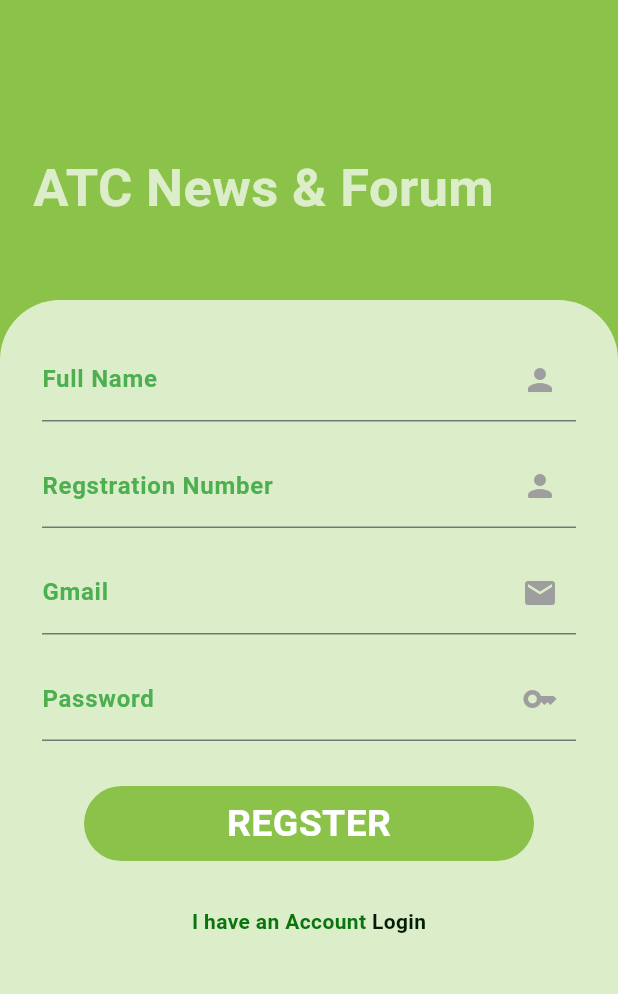
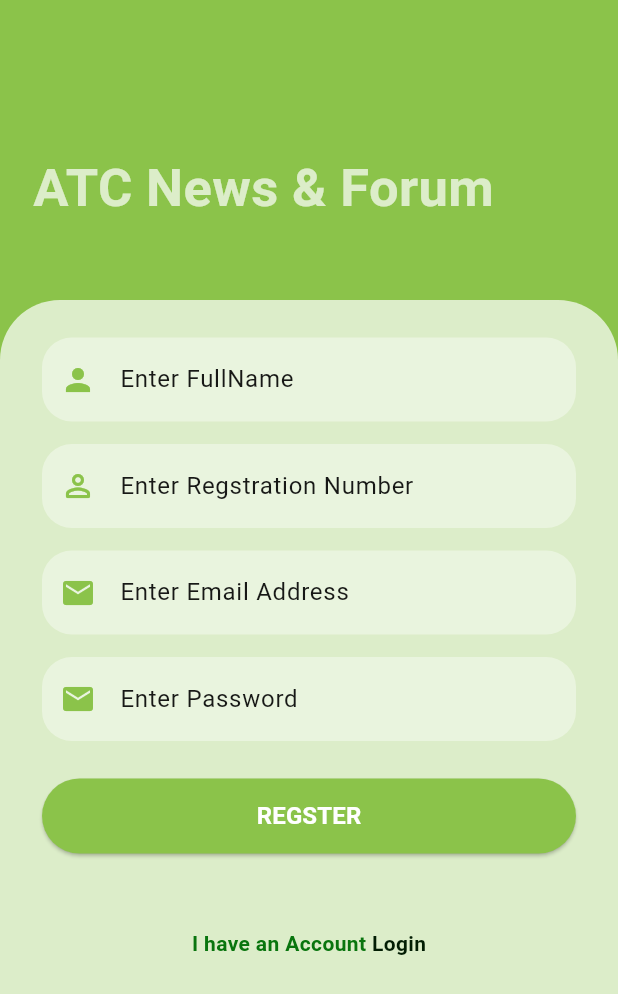
Before and after one commit to roja18/news_forums_app, a Flutter app: the screen it shows after launch, after a tap on "Regster", on a phone screen of 412 x 824 dp. Shown: the top 994 px of the screen. Run offline on Flutter 3.47's test engine with Material 3 defaults, Android fonts, the phone set to English and light mode, and no system bars.

Commit message:
change input

```diff
--- /dev/null
+++ b/lib/screens/component/reusable_widget.dart
@@ -0,0 +1,114 @@
+import 'package:flutter/material.dart';
+
+TextFormField reusableTextFild(String text, IconData icon, bool isPasswordType,
+    TextEditingController controller) {
+  return TextFormField(
+    autovalidateMode: AutovalidateMode.onUserInteraction,
+    validator: isPasswordType
+        ? (value) {
+            if (value == null || value.isEmpty) {
+              return 'Please enter your password';
+            }
+
+            if (value.length < 6) {
+              return 'Password must be at least 6 characters';
+            }
+            return null;
+          }
+        : (value) {
+            // add email validation
+            if (text == 'Enter Email Address') {
+              if (value == null || value.isEmpty) {
+                return 'Please enter your email';
+              }
+
+              bool emailValid = RegExp(
+                      r"^[a-zA-Z0-9.a-zA-Z0-9.!#$%&'*+-/=?^_`{|}~]+@[a-zA-Z0-9]+\.[a-zA-Z]+")
+                  .hasMatch(value);
+              if (!emailValid) {
+                return 'Please enter a valid email';
+              }
+
+              return null;
+            }
+            if (text == 'Enter FullName') {
+              if (value == null || value.isEmpty) {
+                return 'Please enter your full name';
+              }
+
+              if (value.length < 6) {
+                return 'Fullname must be at least 10 characters';
+              }
+              return null;
+            }
+            if (text == 'Enter Regstration Number') {
+              if (value == null || value.isEmpty) {
+                return 'Please enter your regstration number';
+              }
+
+              if (value.length < 6) {
+                return 'Phone number must be at least 10 characters';
+              }
+              return null;
+            }
+
+          },
+    controller: controller,
+    obscureText: isPasswordType,
+    enableSuggestions: !isPasswordType,
+
+    // autovalidateMode: AutovalidateMode.onUserInteraction,
+    autocorrect: !isPasswordType,
+    cursorColor: Colors.black,
+    style: TextStyle(color: Color.fromARGB(255, 4, 56, 145).withOpacity(0.9)),
+    decoration: InputDecoration(
+      prefixIcon: Icon(
+        icon,
+        color: Colors.lightGreen,
+      ),
+
+      labelText: text,
+      // hintText: hint,
+      labelStyle: TextStyle(color: Colors.black.withOpacity(0.9)),
+      filled: true,
+      floatingLabelBehavior: FloatingLabelBehavior.never,
+      fillColor: Colors.white38,
+      border: OutlineInputBorder(
+          borderRadius: BorderRadius.circular(20.0),
+          borderSide: const BorderSide(width: 0, style: BorderStyle.none)),
+    ),
+    keyboardType: isPasswordType
+        ? TextInputType.visiblePassword
+        : TextInputType.emailAddress,
+  );
+}
+
+Container signInSignoutbutton(
+    BuildContext context, bool isLogin, Function onTap) {
+  return Container(
+    width: MediaQuery.of(context).size.width,
+    height: 50,
+    margin: const EdgeInsets.fromLTRB(0, 10, 0, 20),
+    decoration: BoxDecoration(borderRadius: BorderRadius.circular(90)),
+    child: ElevatedButton(
+      onPressed: () {
+        onTap();
+      },
+      child: Text(
+        isLogin ? 'LOGIN' : 'REGSTER',
+        style: const TextStyle(
+            color: Colors.white, fontWeight: FontWeight.bold, fontSize: 16),
+      ),
+      style: ButtonStyle(
+        backgroundColor: MaterialStateProperty.resolveWith((states) {
+          if (states.contains(MaterialState.pressed)) {
+            return Colors.black26;
+          }
+          return Colors.lightGreen;
+        }),
+        shape: MaterialStateProperty.all<RoundedRectangleBorder>(
+            RoundedRectangleBorder(borderRadius: BorderRadius.circular(30))),
+      ),
+    ),
+  );
+}
--- a/lib/screens/login.dart
+++ b/lib/screens/login.dart
@@ -3,6 +3,8 @@ import 'package:flutter/material.dart';
 import 'package:flutter/widgets.dart';
 import 'package:news_and_forums/screens/admin_home.dart';
 import 'package:news_and_forums/screens/regster.dart';
+
+import 'component/reusable_widget.dart';
 
 class LoginPage extends StatefulWidget {
   const LoginPage({super.key});
@@ -12,7 +14,10 @@ class LoginPage extends StatefulWidget {
 }
 
 class _LoginPageState extends State<LoginPage> {
+  TextEditingController _emailController = TextEditingController();
+  TextEditingController _passwordController = TextEditingController();
   @override
+  signIn() {}
   Widget build(BuildContext context) {
     return Scaffold(
         body: Stack(
@@ -50,34 +55,12 @@ class _LoginPageState extends State<LoginPage> {
                 child: Column(
                   mainAxisAlignment: MainAxisAlignment.center,
                   children: [
-                    TextField(
-                      decoration: InputDecoration(
-                          suffixIcon: Icon(
-                            Icons.mail,
-                            color: Colors.grey,
-                          ),
-                          label: Text(
-                            "Gmail",
-                            style: TextStyle(
-                                fontWeight: FontWeight.bold,
-                                color: Colors.green),
-                          )),
-                    ),
-                    SizedBox(height: 15),
-                    TextField(
-                      decoration: InputDecoration(
-                          suffixIcon: Icon(
-                            Icons.key,
-                            color: Colors.grey,
-                          ),
-                          label: Text(
-                            "Password",
-                            style: TextStyle(
-                                fontWeight: FontWeight.bold,
-                                color: Colors.green),
-                          )),
-                    ),
-                    SizedBox(height: 20),
+                    reusableTextFild("Enter Email Address", Icons.mail, false,
+                        _emailController),
+                    const SizedBox(height: 15),
+                    reusableTextFild("Enter Password", Icons.mail, true,
+                        _passwordController),
+                    const SizedBox(height: 15),
                     Align(
                       alignment: Alignment.centerRight,
                       child: Text(
@@ -87,33 +70,41 @@ class _LoginPageState extends State<LoginPage> {
                             color: Color.fromARGB(255, 4, 73, 7)),
                       ),
                     ),
-                    const SizedBox(height: 30),
-                    GestureDetector(
-                      onTap: () {
+                    signInSignoutbutton(context, true, () {
+                      signIn().then((value) {
                         Navigator.push(
                             context,
                             MaterialPageRoute(
-                                builder: (context) => AdminHome()));
-                      },
-                      child: Container(
-                        height: 50,
-                        width: 300,
-                        decoration: BoxDecoration(
-                          borderRadius: BorderRadius.circular(30),
-                          color: Colors.lightGreen,
-                        ),
-                        child: const Center(
-                          child: Text(
-                            "LOGIN",
-                            style: TextStyle(
-                                fontSize: 25,
-                                fontWeight: FontWeight.bold,
-                                color: Colors.white),
+                                builder: (context) => LoginPage()));
+                      }).onError((error, stackTrace) {
+                        ScaffoldMessenger.of(context).showSnackBar(
+                          SnackBar(
+                            behavior: SnackBarBehavior.floating,
+                            backgroundColor: Colors.transparent,
+                            elevation: 0,
+                            content: Container(
+                              padding: const EdgeInsets.all(16),
+                              height: 90,
+                              decoration: const BoxDecoration(
+                                color: Color.fromARGB(255, 219, 30, 17),
+                                borderRadius:
+                                    BorderRadius.all(Radius.circular(20)),
+                              ),
+                              child: Column(
+                                  crossAxisAlignment: CrossAxisAlignment.start,
+                                  children: [
+                                    Text(
+                                      "Error",
+                                      style: TextStyle(fontSize: 18),
+                                    ),
+                                    Text("Error ${error.toString()}"),
+                                  ]),
+                            ),
                           ),
-                        ),
-                      ),
-                    ),
-                    const SizedBox(height: 30),
+                        );
+                      });
+                    }),
+                    const SizedBox(height: 5),
                     Align(
                       alignment: Alignment.centerRight,
                       child: Row(
--- a/lib/screens/regster.dart
+++ b/lib/screens/regster.dart
@@ -1,5 +1,7 @@
 import 'package:flutter/material.dart';
 import 'package:news_and_forums/screens/login.dart';
+
+import 'component/reusable_widget.dart';
 
 class Regster extends StatefulWidget {
   const Regster({super.key});
@@ -9,7 +11,12 @@ class Regster extends StatefulWidget {
 }
 
 class _RegsterState extends State<Regster> {
+  TextEditingController _fullnameController = TextEditingController();
+  TextEditingController _regstirationController = TextEditingController();
+  TextEditingController _emailController = TextEditingController();
+  TextEditingController _passwordController = TextEditingController();
   @override
+  signUp() {}
   Widget build(BuildContext context) {
     return Scaffold(
         body: Stack(
@@ -47,79 +54,55 @@ class _RegsterState extends State<Regster> {
                 child: Column(
                   mainAxisAlignment: MainAxisAlignment.center,
                   children: [
-                    const TextField(
-                      decoration: InputDecoration(
-                          suffixIcon: Icon(
-                            Icons.person,
-                            color: Colors.grey,
+                    reusableTextFild("Enter FullName", Icons.person, false,
+                        _fullnameController),
+                    const SizedBox(height: 15),
+                    reusableTextFild(
+                        "Enter Regstration Number",
+                        Icons.perm_identity_rounded,
+                        false,
+                        _regstirationController),
+                    const SizedBox(height: 15),
+                    reusableTextFild("Enter Email Address", Icons.mail, false,
+                        _emailController),
+                    const SizedBox(height: 15),
+                    reusableTextFild("Enter Password", Icons.mail, true,
+                        _passwordController),
+                    const SizedBox(height: 15),
+                    signInSignoutbutton(context, false, () {
+                      signUp().then((value) {
+                        Navigator.push(
+                            context,
+                            MaterialPageRoute(
+                                builder: (context) => LoginPage()));
+                      }).onError((error, stackTrace) {
+                        ScaffoldMessenger.of(context).showSnackBar(
+                          SnackBar(
+                            behavior: SnackBarBehavior.floating,
+                            backgroundColor: Colors.transparent,
+                            elevation: 0,
+                            content: Container(
+                              padding: const EdgeInsets.all(16),
+                              height: 90,
+                              decoration: const BoxDecoration(
+                                color: Color.fromARGB(255, 219, 30, 17),
+                                borderRadius:
+                                    BorderRadius.all(Radius.circular(20)),
+                              ),
+                              child: Column(
+                                  crossAxisAlignment: CrossAxisAlignment.start,
+                                  children: [
+                                    Text(
+                                      "Error",
+                                      style: TextStyle(fontSize: 18),
+                                    ),
+                                    Text("Error ${error.toString()}"),
+                                  ]),
+                            ),
                           ),
-                          label: Text(
-                            "Full Name",
-                            style: TextStyle(
-                                fontWeight: FontWeight.bold,
-                                color: Colors.green),
-                          )),
-                    ),
-                    const SizedBox(height: 15),
-                    const TextField(
-                      decoration: InputDecoration(
-                          suffixIcon: Icon(
-                            Icons.person_rounded,
-                            color: Colors.grey,
-                          ),
-                          label: Text(
-                            "Regstration Number",
-                            style: TextStyle(
-                                fontWeight: FontWeight.bold,
-                                color: Colors.green),
-                          )),
-                    ),
-                    const SizedBox(height: 15),
-                    const TextField(
-                      decoration: InputDecoration(
-                          suffixIcon: Icon(
-                            Icons.mail,
-                            color: Colors.grey,
-                          ),
-                          label: Text(
-                            "Gmail",
-                            style: TextStyle(
-                                fontWeight: FontWeight.bold,
-                                color: Colors.green),
-                          )),
-                    ),
-                    const SizedBox(height: 15),
-                    const TextField(
-                      decoration: InputDecoration(
-                          suffixIcon: Icon(
-                            Icons.key,
-                            color: Colors.grey,
-                          ),
-                          label: Text(
-                            "Password",
-                            style: TextStyle(
-                                fontWeight: FontWeight.bold,
-                                color: Colors.green),
-                          )),
-                    ),
-                    const SizedBox(height: 30),
-                    Container(
-                      height: 50,
-                      width: 300,
-                      decoration: BoxDecoration(
-                        borderRadius: BorderRadius.circular(30),
-                        color: Colors.lightGreen,
-                      ),
-                      child: const Center(
-                        child: Text(
-                          "REGSTER",
-                          style: TextStyle(
-                              fontSize: 25,
-                              fontWeight: FontWeight.bold,
-                              color: Colors.white),
-                        ),
-                      ),
-                    ),
+                        );
+                      });
+                    }),
                     const SizedBox(height: 30),
                     Align(
                       alignment: Alignment.centerRight,
```
